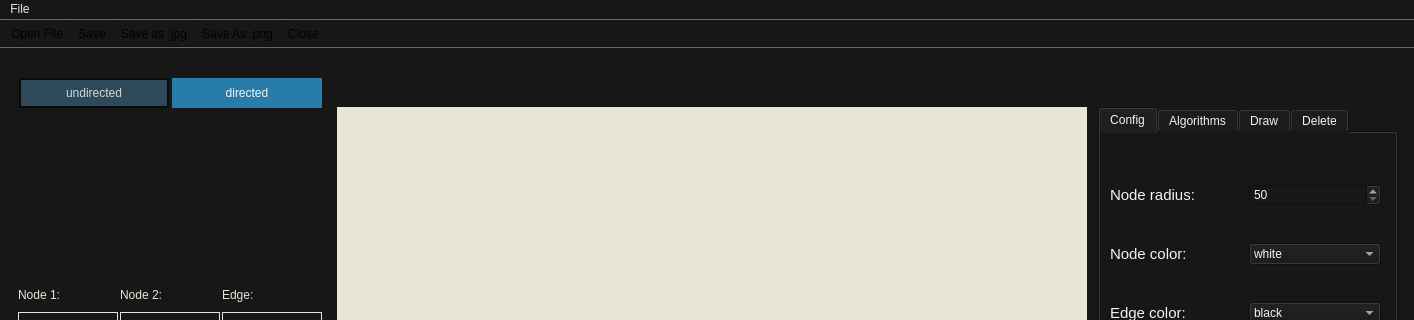
Djolka/Graph-Visual, file GraphVisual/Forms/graphwindow.ui: the form before one commit; both pictures show x 0 to 1414 and y 0 to 320 of the 1414 by 752 pixel window.
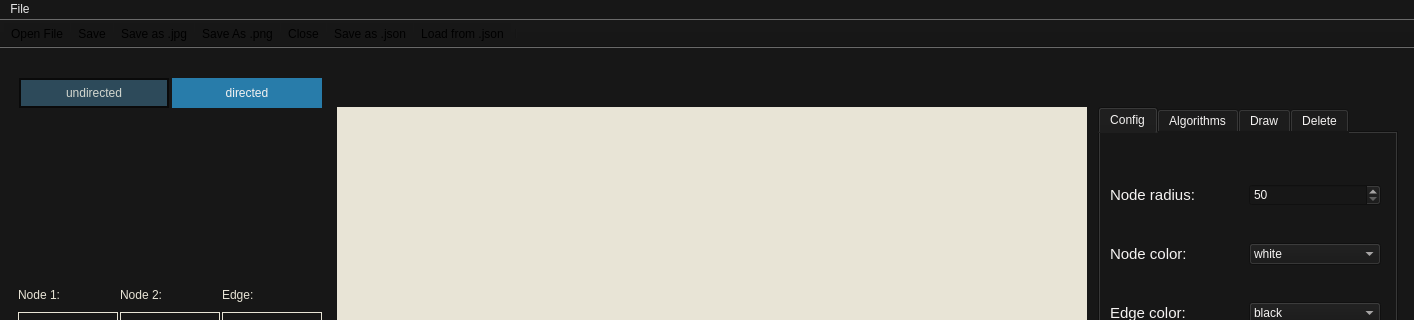
The form after the commit. Icons and pictures are not drawn. Custom widgets are drawn as their Qt base class.

```diff
--- a/GraphVisual/Forms/graphwindow.ui
+++ b/GraphVisual/Forms/graphwindow.ui
@@ -3771,6 +3771,9 @@
    <addaction name="actionSaveAsJpg"/>
    <addaction name="actionSaveAsPng"/>
    <addaction name="actionClose"/>
+   <addaction name="actionSaveAsJson"/>
+   <addaction name="actionLoadFromJson"/>
+   <addaction name="separator"/>
   </widget>
   <action name="actionSave">
    <property name="checkable">
```
Left out of the diff: 43 changed lines with no effect on the pictures.
